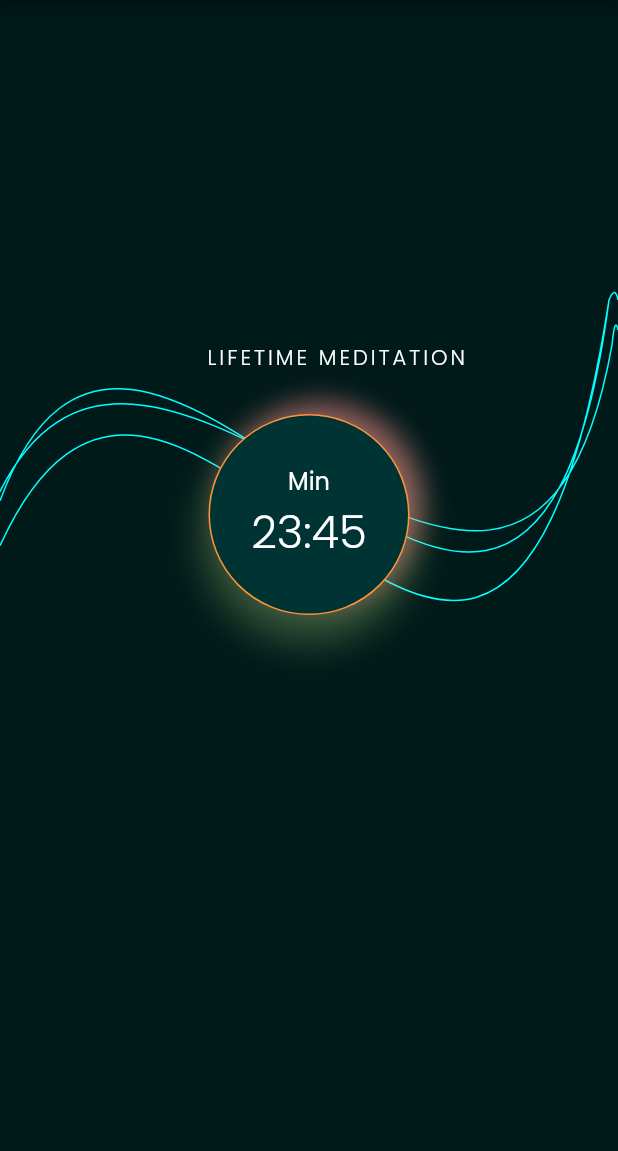
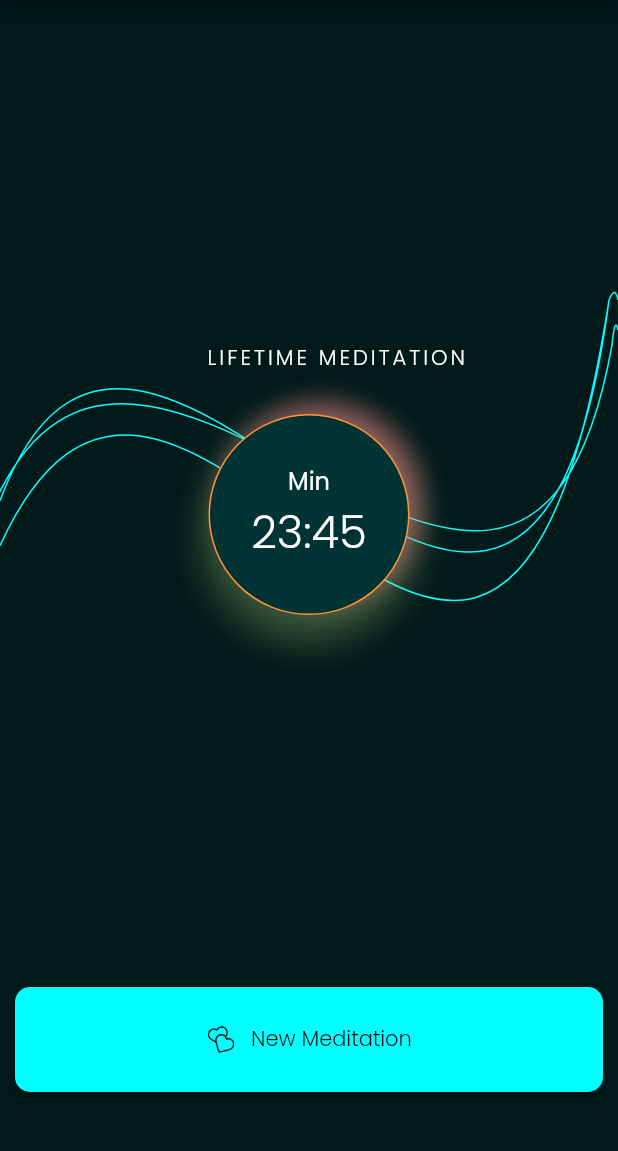
Before and after one commit to fiizzy/MentalWaev, a Flutter app: the Home screen opened by its route, on a phone screen of 412 x 824 dp, the part 84-1235 px from its top. Run offline on Flutter 3.47's test engine with Material 2 defaults, Android fonts, the phone set to English and light mode, and no system bars; our stand-ins replace get.

Commit message:
chore: updating merges

```diff
--- a/lib/views/home/home.dart
+++ b/lib/views/home/home.dart
@@ -1,6 +1,12 @@
 import 'package:flutter/material.dart';
+import 'package:get/get.dart';
+import 'package:mentalwaev/enums/button_types.dart';
+import 'package:mentalwaev/utils/icon_framer.dart';
+import 'package:mentalwaev/utils/spaces.dart';
 
 import 'package:mentalwaev/utils/util.dart';
+import 'package:mentalwaev/views/meditation/new_meditation_screen.dart';
+import 'package:mentalwaev/widgets/button.dart';
 
 import 'package:mentalwaev/widgets/space_tag.dart';
 import '../../widgets/curve_line_boxes.dart';
@@ -41,6 +47,20 @@ class Home extends StatelessWidget {
                   ),
             ),
           ),
+          Align(
+            alignment: Alignment.bottomCenter,
+            child: Padding(
+              padding: const EdgeInsets.fromLTRB(10, 0, 10, 40),
+              child: Button(
+                  context: context,
+                  icon: iconFramer("hearts.png", 30.0),
+                  text: "New Meditation",
+                  onPressed: () {
+                    Get.to(NewMeditationScreen());
+                  },
+                  type: ButtonTypes.normal),
+            ),
+          ),
         ],
       ),
     );
@@ -49,7 +69,6 @@ class Home extends StatelessWidget {
 
 /*
 Positioned(
-
                 bottom: 10,
                 child: Container(
                   width: SpaceConst.deviceWidth(context),
--- a/lib/views/timer/timer_screen.dart
+++ b/lib/views/timer/timer_screen.dart
@@ -40,7 +40,8 @@ class _MeditationTimerScreenState extends State<MeditationTimerScreen> {
                 icon: iconFramer('alarm_off.png', 18.0),
                 text: 'Stop Session',
                 onPressed: () {},
-                type: time == '0.0' ?ButtonTypes.positive : ButtonTypes.negative,
+                type:
+                    time == '0.0' ? ButtonTypes.positive : ButtonTypes.negative,
               ),
             ),
             const Padding(padding: EdgeInsets.only(bottom: 36.0)),
--- a/lib/widgets/button.dart
+++ b/lib/widgets/button.dart
@@ -33,10 +33,10 @@ class Button extends StatelessWidget {
                   )
                 : type == ButtonTypes.normal
                     ? MaterialStateProperty.all<Color>(
-                        AppColors.gray95,
+                        AppColors.cyanAccent,
                       )
                     : MaterialStateProperty.all<Color>(
-                        AppColors.cyanAccent,
+                        AppColors.gray95,
                       ),
         shape: MaterialStateProperty.all<OutlinedBorder>(
           RoundedRectangleBorder(
```
